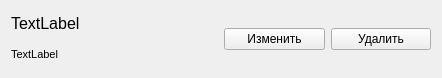
Qt form Client/Form Menu/Booking/itembooking.ui (Golfriman/Control_Data) before a commit.
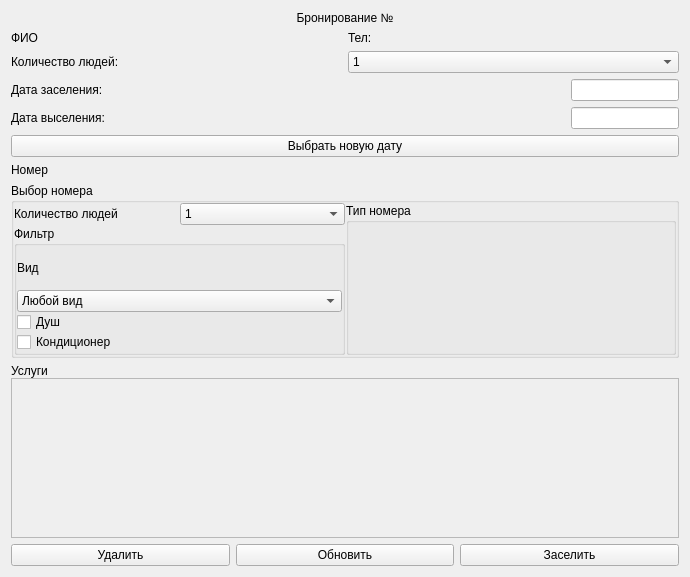
The same form after that commit.

The edit to the form file:
```diff
--- a/Client/Form Menu/Booking/itembooking.ui
+++ b/Client/Form Menu/Booking/itembooking.ui
@@ -6,61 +6,318 @@
    <rect>
     <x>0</x>
     <y>0</y>
-    <width>442</width>
-    <height>78</height>
+    <width>690</width>
+    <height>577</height>
    </rect>
   </property>
   <property name="windowTitle">
    <string>Form</string>
   </property>
-  <layout class="QHBoxLayout" name="horizontalLayout_3">
+  <layout class="QVBoxLayout" name="verticalLayout_6">
+   <item>
+    <widget class="QLabel" name="name">
+     <property name="text">
+      <string>Бронирование №</string>
+     </property>
+     <property name="alignment">
+      <set>Qt::AlignCenter</set>
+     </property>
+    </widget>
+   </item>
+   <item>
+    <layout class="QHBoxLayout" name="horizontalLayout_6">
+     <item>
+      <widget class="QLabel" name="FIO">
+       <property name="text">
+        <string>ФИО</string>
+       </property>
+      </widget>
+     </item>
+     <item>
+      <widget class="QLabel" name="phone">
+       <property name="text">
+        <string>Тел: </string>
+       </property>
+      </widget>
+     </item>
+    </layout>
+   </item>
+   <item>
+    <layout class="QHBoxLayout" name="horizontalLayout_4">
+     <item>
+      <widget class="QLabel" name="numsLabel">
+       <property name="text">
+        <string>Количество людей:</string>
+       </property>
+      </widget>
+     </item>
+     <item>
+      <widget class="QComboBox" name="numsData">
+       <item>
+        <property name="text">
+         <string>1</string>
+        </property>
+       </item>
+       <item>
+        <property name="text">
+         <string>2</string>
+        </property>
+       </item>
+       <item>
+        <property name="text">
+         <string>3</string>
+        </property>
+       </item>
+      </widget>
+     </item>
+    </layout>
+   </item>
+   <item>
+    <layout class="QHBoxLayout" name="horizontalLayout">
+     <item>
+      <widget class="QLabel" name="checkInLabel">
+       <property name="text">
+        <string>Дата заселения:</string>
+       </property>
+      </widget>
+     </item>
+     <item alignment="Qt::AlignRight">
+      <widget class="QLineEdit" name="checkInData"/>
+     </item>
+    </layout>
+   </item>
+   <item>
+    <layout class="QHBoxLayout" name="horizontalLayout_3">
+     <item>
+      <widget class="QLabel" name="checkOutLabel">
+       <property name="text">
+        <string>Дата выселения:</string>
+       </property>
+      </widget>
+     </item>
+     <item alignment="Qt::AlignRight">
+      <widget class="QLineEdit" name="checkOutData"/>
+     </item>
+    </layout>
+   </item>
+   <item>
+    <widget class="QPushButton" name="pushButton_2">
+     <property name="text">
+      <string>Выбрать новую дату</string>
+     </property>
+    </widget>
+   </item>
+   <item>
+    <widget class="QLabel" name="room">
+     <property name="text">
+      <string>Номер</string>
+     </property>
+    </widget>
+   </item>
+   <item>
+    <widget class="QGroupBox" name="groupBox">
+     <property name="title">
+      <string>Выбор номера</string>
+     </property>
+     <layout class="QHBoxLayout" name="horizontalLayout_7">
+      <property name="spacing">
+       <number>1</number>
+      </property>
+      <property name="leftMargin">
+       <number>0</number>
+      </property>
+      <property name="topMargin">
+       <number>0</number>
+      </property>
+      <property name="rightMargin">
+       <number>0</number>
+      </property>
+      <property name="bottomMargin">
+       <number>0</number>
+      </property>
+      <item>
+       <layout class="QVBoxLayout" name="verticalLayout_2">
+        <item>
+         <layout class="QHBoxLayout" name="horizontalLayout_5">
+          <item>
+           <widget class="QLabel" name="label">
+            <property name="text">
+             <string>Количество людей</string>
+            </property>
+           </widget>
+          </item>
+          <item>
+           <widget class="QComboBox" name="comboBox">
+            <item>
+             <property name="text">
+              <string>1</string>
+             </property>
+            </item>
+            <item>
+             <property name="text">
+              <string>2</string>
+             </property>
+            </item>
+            <item>
+             <property name="text">
+              <string>3</string>
+             </property>
+            </item>
+           </widget>
+          </item>
+         </layout>
+        </item>
+        <item>
+         <widget class="QGroupBox" name="groupBox_3">
+          <property name="title">
+           <string>Фильтр</string>
+          </property>
+          <layout class="QVBoxLayout" name="verticalLayout_5">
+           <property name="spacing">
+            <number>0</number>
+           </property>
+           <property name="leftMargin">
+            <number>0</number>
+           </property>
+           <property name="topMargin">
+            <number>0</number>
+           </property>
+           <property name="rightMargin">
+            <number>0</number>
+           </property>
+           <property name="bottomMargin">
+            <number>0</number>
+           </property>
+           <item>
+            <layout class="QVBoxLayout" name="verticalLayout_4" stretch="1,0">
+             <property name="spacing">
+              <number>0</number>
+             </property>
+             <item>
+              <widget class="QLabel" name="label_2">
+               <property name="text">
+                <string>Вид</string>
+               </property>
+              </widget>
+             </item>
+             <item>
+              <widget class="QComboBox" name="comboBox_2">
+               <item>
+                <property name="text">
+                 <string>Любой вид</string>
+                </property>
+               </item>
+               <item>
+                <property name="text">
+                 <string>Вид на море</string>
+                </property>
+               </item>
+               <item>
+                <property name="text">
+                 <string>Вид на небо</string>
+                </property>
+               </item>
+               <item>
+                <property name="text">
+                 <string>Вид во двор</string>
+                </property>
+               </item>
+              </widget>
+             </item>
+            </layout>
+           </item>
+           <item>
+            <widget class="QCheckBox" name="checkBox">
+             <property name="text">
+              <string>Душ</string>
+             </property>
+             <property name="tristate">
+              <bool>true</bool>
+             </property>
+            </widget>
+           </item>
+           <item>
+            <widget class="QCheckBox" name="checkBox_2">
+             <property name="text">
+              <string>Кондиционер</string>
+             </property>
+             <property name="tristate">
+              <bool>true</bool>
+             </property>
+            </widget>
+           </item>
+          </layout>
+         </widget>
+        </item>
+       </layout>
+      </item>
+      <item>
+       <widget class="QGroupBox" name="groupBox_2">
+        <property name="title">
+         <string>Тип номера</string>
+        </property>
+       </widget>
+      </item>
+     </layout>
+    </widget>
+   </item>
+   <item>
+    <layout class="QVBoxLayout" name="verticalLayout">
+     <property name="spacing">
+      <number>0</number>
+     </property>
+     <item>
+      <widget class="QLabel" name="label_5">
+       <property name="text">
+        <string>Услуги</string>
+       </property>
+      </widget>
+     </item>
+     <item>
+      <widget class="QScrollArea" name="scrollArea">
+       <property name="widgetResizable">
+        <bool>true</bool>
+       </property>
+       <widget class="QWidget" name="scrollAreaWidgetContents">
+        <property name="geometry">
+         <rect>
+          <x>0</x>
+          <y>0</y>
+          <width>664</width>
+          <height>85</height>
+         </rect>
+        </property>
+        <layout class="QVBoxLayout" name="verticalLayout_3"/>
+       </widget>
+      </widget>
+     </item>
+    </layout>
+   </item>
    <item>
     <layout class="QHBoxLayout" name="horizontalLayout_2">
      <item>
-      <layout class="QVBoxLayout" name="verticalLayout">
-       <item>
-        <widget class="QLabel" name="idBooking">
-         <property name="font">
-          <font>
-           <pointsize>12</pointsize>
-          </font>
-         </property>
-         <property name="text">
-          <string>TextLabel</string>
-         </property>
-        </widget>
-       </item>
-       <item>
-        <widget class="QLabel" name="FIO">
-         <property name="font">
-          <font>
-           <pointsize>8</pointsize>
-          </font>
-         </property>
-         <property name="text">
-          <string>TextLabel</string>
-         </property>
-        </widget>
-       </item>
-      </layout>
+      <widget class="QPushButton" name="delete_2">
+       <property name="styleSheet">
+        <string notr="true"/>
+       </property>
+       <property name="text">
+        <string>Удалить</string>
+       </property>
+      </widget>
      </item>
      <item>
-      <layout class="QHBoxLayout" name="horizontalLayout">
-       <item>
-        <widget class="QPushButton" name="changeBtn">
-         <property name="text">
-          <string>Изменить</string>
-         </property>
-        </widget>
-       </item>
-       <item>
-        <widget class="QPushButton" name="deleteBtn">
-         <property name="text">
-          <string>Удалить</string>
-         </property>
-        </widget>
-       </item>
-      </layout>
+      <widget class="QPushButton" name="update">
+       <property name="text">
+        <string>Обновить</string>
+       </property>
+      </widget>
+     </item>
+     <item>
+      <widget class="QPushButton" name="accept">
+       <property name="text">
+        <string>Заселить</string>
+       </property>
+      </widget>
      </item>
     </layout>
    </item>
```
